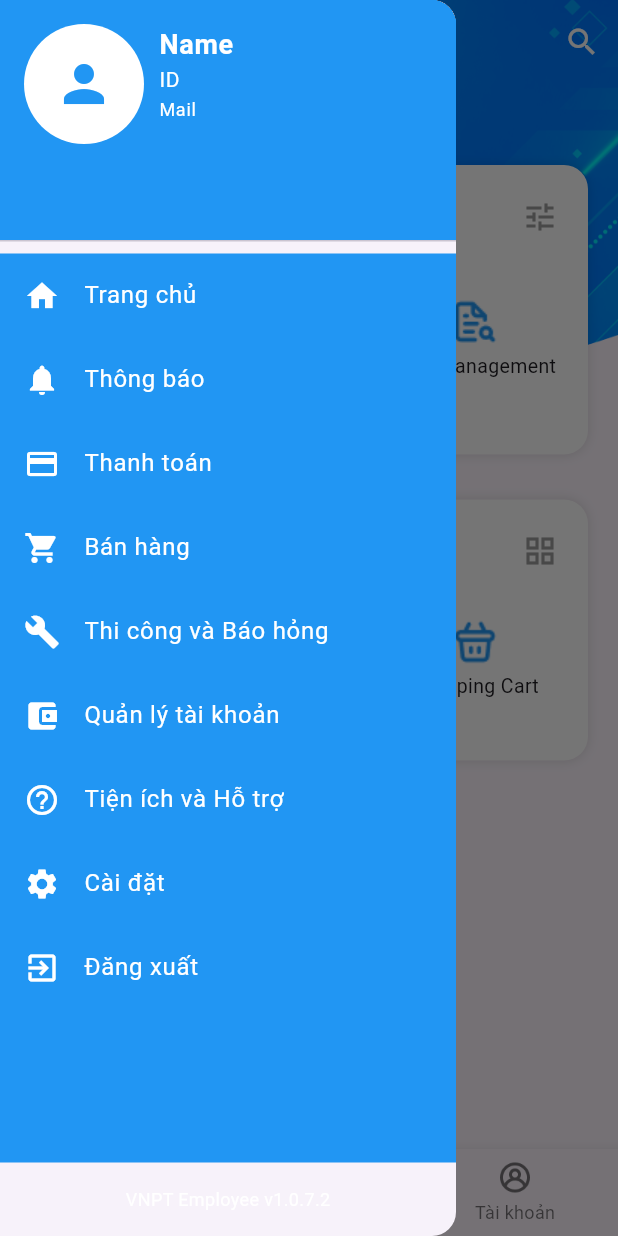
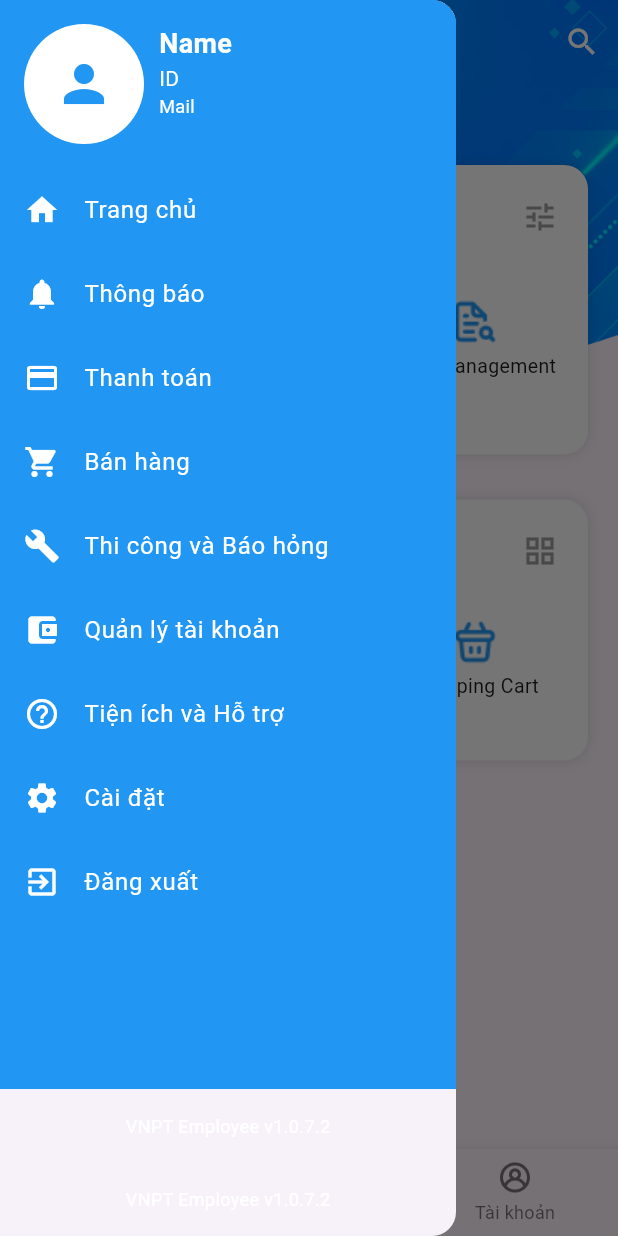
Before and after one commit to my1410nh/MyODAApp, a Flutter app: the NavBar screen opened directly, with the side drawer open, on a phone screen of 412 x 824 dp. Run offline on Flutter 3.47's test engine with Material 3 defaults, Android fonts, the phone set to English and light mode, and no system bars; our stand-ins replace shared_preferences; accounts and stored records are empty.

Commit message:
Fix drawer

```diff
--- a/lib/nav/custom_drawer.dart
+++ b/lib/nav/custom_drawer.dart
@@ -8,10 +8,9 @@ class CustomDrawer extends StatelessWidget {
     return Drawer(
       child: Column(
         children: [
-          DrawerHeader(
-            decoration: const BoxDecoration(
-              color: Colors.blue,
-            ),
+          Container(
+            color: Colors.blue,
+            padding: const EdgeInsets.all(16.0),
             child: Row(
               crossAxisAlignment: CrossAxisAlignment.start,
               children: [
@@ -55,6 +54,7 @@ class CustomDrawer extends StatelessWidget {
               ],
             ),
           ),
+
           Expanded(
             child: Container(
               color: Colors.blue,
@@ -135,6 +135,14 @@ class CustomDrawer extends StatelessWidget {
               style: TextStyle(fontSize: 12, color: Colors.white),
             ),
           ),
+
+          const Padding(
+            padding: EdgeInsets.all(16.0),
+            child: Text(
+              'VNPT Employee v1.0.7.2',
+              style: TextStyle(fontSize: 12, color: Colors.white),
+            ),
+          ),
         ],
       ),
     );
```
